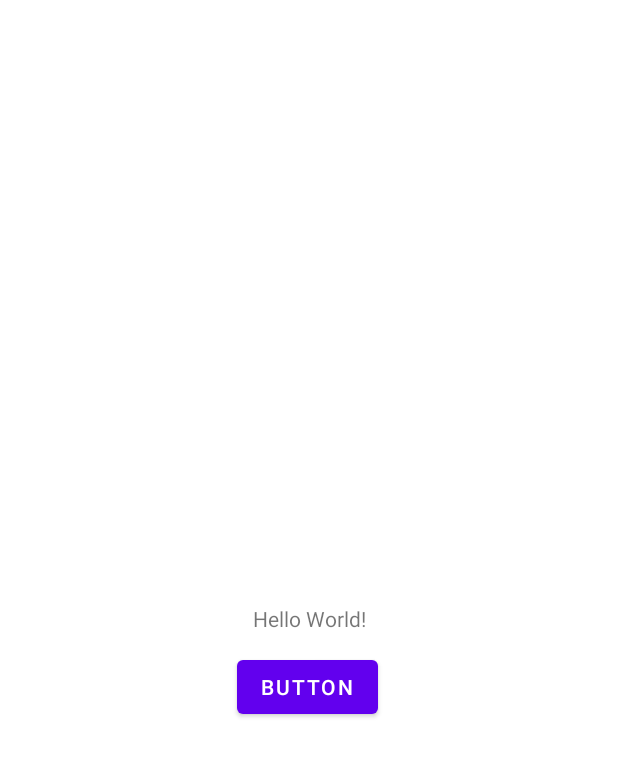
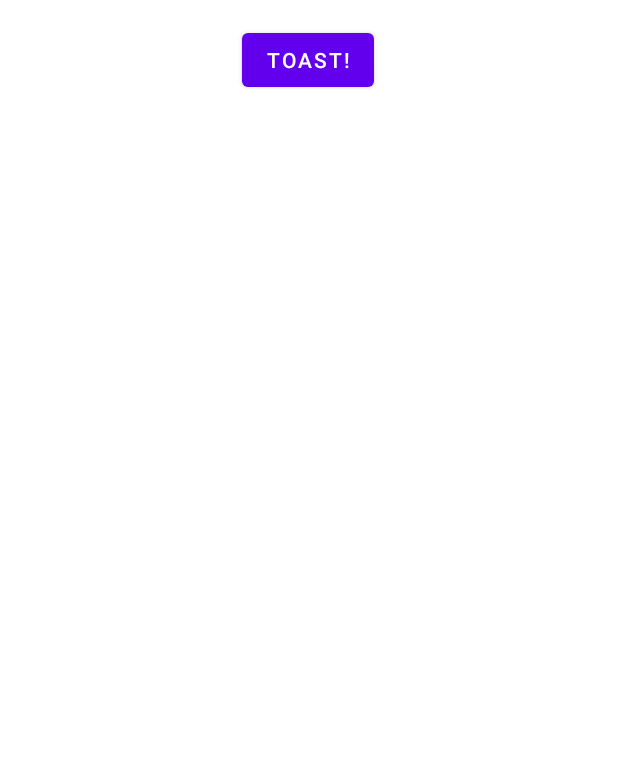
Before and after one commit to pat20036/CoroutinesFlowExample, an Android app: the layout activity_main.xml on its own in the app's theme, with its tools: preview values and no code run, on a phone screen of 412 x 824 dp. Shown: the top 757 px of the screen. Run offline under Robolectric (Android 15) with nearby library versions, the phone set to English and light mode, and no system bars.

```diff
--- a/app/src/main/java/com/pat/coroutinesflow/FlowApp.kt
+++ b/app/src/main/java/com/pat/coroutinesflow/FlowApp.kt
@@ -2,7 +2,6 @@ package com.pat.coroutinesflow
 
 import android.app.Application
 import org.koin.android.ext.koin.androidContext
-import org.koin.android.ext.koin.androidLogger
 import org.koin.core.context.startKoin
 
 class FlowApp:Application() {
@@ -16,7 +15,7 @@ class FlowApp:Application() {
     {
        startKoin {
            androidContext(this@FlowApp)
-           modules(modules)
+           modules(mainModule)
        }
     }
 }
--- a/app/src/main/java/com/pat/coroutinesflow/DI.kt
+++ b/app/src/main/java/com/pat/coroutinesflow/MainDIModule.kt
@@ -3,6 +3,7 @@ package com.pat.coroutinesflow
 import org.koin.android.viewmodel.dsl.viewModel
 import org.koin.dsl.module
 
-val modules = module {
-    viewModel { MainViewModel() }
+val mainModule = module {
+    single<MainState> { MainState() }
+    viewModel { MainViewModel(get()) }
 }
--- a/app/src/main/res/layout/activity_main.xml
+++ b/app/src/main/res/layout/activity_main.xml
@@ -6,25 +6,15 @@
     android:layout_height="match_parent"
     tools:context=".MainActivity">
 
-    <TextView
-        android:id="@+id/textView"
+    <Button
+        android:id="@+id/toastButton"
         android:layout_width="wrap_content"
         android:layout_height="wrap_content"
-        android:text="Hello World!"
-        app:layout_constraintBottom_toBottomOf="parent"
-        app:layout_constraintLeft_toLeftOf="parent"
-        app:layout_constraintRight_toRightOf="parent"
+        android:layout_marginTop="16dp"
+        android:text="Toast!"
+        app:layout_constraintEnd_toEndOf="parent"
+        app:layout_constraintHorizontal_bias="0.498"
+        app:layout_constraintStart_toStartOf="parent"
         app:layout_constraintTop_toTopOf="parent" />
 
-    <Button
-        android:id="@+id/button"
-        android:layout_width="wrap_content"
-        android:layout_height="wrap_content"
-        android:layout_marginTop="12dp"
-        android:text="Button"
-        app:layout_constraintEnd_toEndOf="@+id/textView"
-        app:layout_constraintHorizontal_bias="0.588"
-        app:layout_constraintStart_toStartOf="@+id/textView"
-        app:layout_constraintTop_toBottomOf="@+id/textView" />
-
 </androidx.constraintlayout.widget.ConstraintLayout>
```
Also changed, not shown: app/src/main/java/com/pat/coroutinesflow/MainActivity.kt (+17 -12 lines), app/src/main/java/com/pat/coroutinesflow/MainState.kt (added, +7 -0 lines), app/src/main/java/com/pat/coroutinesflow/MainViewModel.kt (+8 -11 lines).
